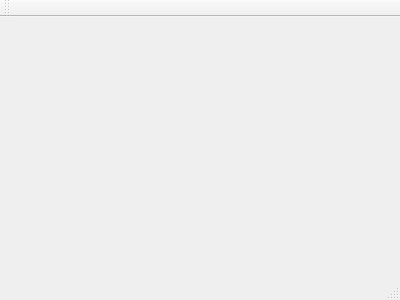
Before: the Qt Designer form CardStackIDE/mainwindow.ui in lukeraus/CardStackIDE, drawn with Qt 5.
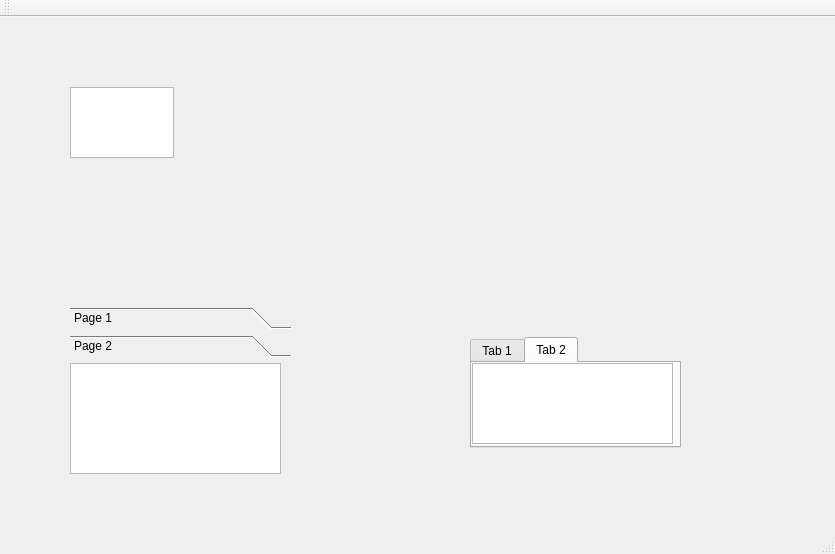
After: the same form once the commit is applied. The open tabs and pages were chosen to show the change.

Commit message: Trying UI elements

The edit to the form file:
```diff
--- a/CardStackIDE/mainwindow.ui
+++ b/CardStackIDE/mainwindow.ui
@@ -1,24 +1,185 @@
 <ui version="4.0">
  <class>MainWindow</class>
- <widget class="QMainWindow" name="MainWindow" >
-  <property name="geometry" >
+ <widget class="QMainWindow" name="MainWindow">
+  <property name="geometry">
    <rect>
     <x>0</x>
     <y>0</y>
-    <width>400</width>
-    <height>300</height>
+    <width>835</width>
+    <height>554</height>
    </rect>
   </property>
   <property name="windowTitle" >
    <string>MainWindow</string>
   </property>
-  <widget class="QMenuBar" name="menuBar" />
-  <widget class="QToolBar" name="mainToolBar" />
-  <widget class="QWidget" name="centralWidget" />
-  <widget class="QStatusBar" name="statusBar" />
+  <widget class="QWidget" name="centralWidget">
+   <widget class="QStackedWidget" name="stackedWidget">
+    <property name="geometry">
+     <rect>
+      <x>10</x>
+      <y>10</y>
+      <width>261</width>
+      <height>191</height>
+     </rect>
+    </property>
+    <property name="mouseTracking">
+     <bool>false</bool>
+    </property>
+    <property name="currentIndex">
+     <number>0</number>
+    </property>
+    <widget class="QWidget" name="page">
+     <widget class="QTextEdit" name="textEdit">
+      <property name="geometry">
+       <rect>
+        <x>50</x>
+        <y>60</y>
+        <width>104</width>
+        <height>71</height>
+       </rect>
+      </property>
+     </widget>
+    </widget>
+    <widget class="QWidget" name="page_2">
+     <property name="autoFillBackground">
+      <bool>false</bool>
+     </property>
+     <widget class="QTextEdit" name="textEdit_2">
+      <property name="geometry">
+       <rect>
+        <x>60</x>
+        <y>60</y>
+        <width>104</width>
+        <height>71</height>
+       </rect>
+      </property>
+     </widget>
+    </widget>
+   </widget>
+   <widget class="QTabWidget" name="tabWidget">
+    <property name="geometry">
+     <rect>
+      <x>470</x>
+      <y>320</y>
+      <width>211</width>
+      <height>111</height>
+     </rect>
+    </property>
+    <property name="currentIndex">
+     <number>1</number>
+    </property>
+    <widget class="QWidget" name="tab">
+     <attribute name="title">
+      <string>Tab 1</string>
+     </attribute>
+     <widget class="QTextEdit" name="textEdit_3">
+      <property name="geometry">
+       <rect>
+        <x>0</x>
+        <y>0</y>
+        <width>201</width>
+        <height>81</height>
+       </rect>
+      </property>
+     </widget>
+    </widget>
+    <widget class="QWidget" name="tab_2">
+     <attribute name="title">
+      <string>Tab 2</string>
+     </attribute>
+     <widget class="QTextEdit" name="textEdit_4">
+      <property name="geometry">
+       <rect>
+        <x>0</x>
+        <y>0</y>
+        <width>201</width>
+        <height>81</height>
+       </rect>
+      </property>
+     </widget>
+    </widget>
+   </widget>
+   <widget class="QToolBox" name="toolBox">
+    <property name="geometry">
+     <rect>
+      <x>70</x>
+      <y>290</y>
+      <width>221</width>
+      <height>171</height>
+     </rect>
+    </property>
+    <property name="currentIndex">
+     <number>1</number>
+    </property>
+    <widget class="QWidget" name="page_3">
+     <property name="geometry">
+      <rect>
+       <x>0</x>
+       <y>0</y>
+       <width>221</width>
+       <height>117</height>
+      </rect>
+     </property>
+     <attribute name="label">
+      <string>Page 1</string>
+     </attribute>
+     <widget class="QTextEdit" name="textEdit_5">
+      <property name="geometry">
+       <rect>
+        <x>20</x>
+        <y>0</y>
+        <width>171</width>
+        <height>111</height>
+       </rect>
+      </property>
+     </widget>
+    </widget>
+    <widget class="QWidget" name="page_4">
+     <property name="geometry">
+      <rect>
+       <x>0</x>
+       <y>0</y>
+       <width>221</width>
+       <height>117</height>
+      </rect>
+     </property>
+     <attribute name="label">
+      <string>Page 2</string>
+     </attribute>
+     <widget class="QTextEdit" name="textEdit_6">
+      <property name="geometry">
+       <rect>
+        <x>0</x>
+        <y>0</y>
+        <width>211</width>
+        <height>111</height>
+       </rect>
+      </property>
+     </widget>
+    </widget>
+   </widget>
+  </widget>
+  <widget class="QMenuBar" name="menuBar">
+   <property name="geometry">
+    <rect>
+     <x>0</x>
+     <y>0</y>
+     <width>835</width>
+     <height>21</height>
+    </rect>
+   </property>
+  </widget>
+  <widget class="QToolBar" name="mainToolBar">
+   <attribute name="toolBarArea">
+    <enum>TopToolBarArea</enum>
+   </attribute>
+   <attribute name="toolBarBreak">
+    <bool>false</bool>
+   </attribute>
+  </widget>
+  <widget class="QStatusBar" name="statusBar"/>
  </widget>
- <layoutDefault spacing="6" margin="11" />
- <pixmapfunction></pixmapfunction>
+ <layoutdefault spacing="6" margin="11"/>
  <resources/>
  <connections/>
 </ui>
```
Left out of the diff: 3 changed lines with no effect on the pictures.
